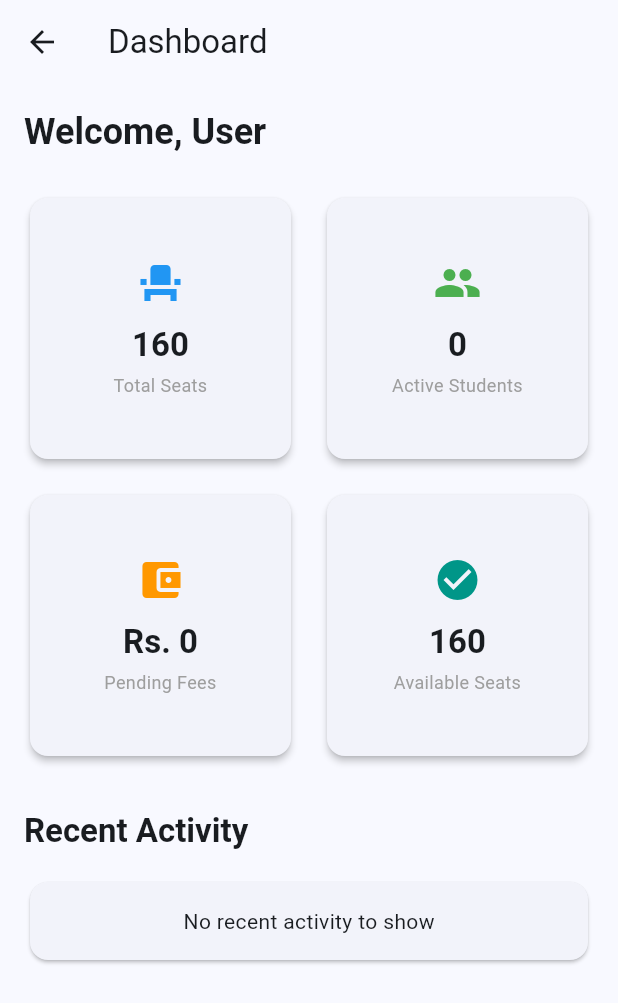
After one commit to Sarmad24x/Mehr-Study-Point, a Flutter app: the DashboardScreen screen opened directly, on a phone screen of 412 x 824 dp. The commit adds this screen. Shown: the top 1003 px of the screen. Run offline on Flutter 3.47's test engine with Material 3 defaults, Android fonts, the phone set to English and light mode, and no system bars; our stand-ins replace cloud_firestore, firebase_auth, firebase_core, flutter_riverpod, hive, hive_flutter; accounts and stored records are empty.

Commit message:
Add dashboard and main navigation structure
Introduces a new DashboardScreen and a MainNavigation widget to provide a navigable dashboard experience for users. Updates main.dart to use the new navigation structure after login. Admin and employee roles see different navigation options. Prepares the app for further expansion with placeholder screens.

```diff
--- /dev/null
+++ b/mehr_study_point/lib/screens/dashboard/dashboard_screen.dart
@@ -0,0 +1,121 @@
+import 'package:flutter/material.dart';
+import 'package:flutter_riverpod/flutter_riverpod.dart';
+import '../../providers/auth_provider.dart';
+
+class DashboardScreen extends ConsumerWidget {
+  const DashboardScreen({super.key});
+
+  @override
+  Widget build(BuildContext context, WidgetRef ref) {
+    final userProfile = ref.watch(userProfileProvider).value;
+
+    return Scaffold(
+      appBar: AppBar(
+        title: const Text('Dashboard'),
+      ),
+      body: SingleChildScrollView(
+        padding: const EdgeInsets.all(16.0),
+        child: Column(
+          crossAxisAlignment: CrossAxisAlignment.start,
+          children: [
+            Text(
+              'Welcome, ${userProfile?.name ?? 'User'}',
+              style: Theme.of(context).textTheme.headlineSmall?.copyWith(
+                    fontWeight: FontWeight.bold,
+                  ),
+            ),
+            const SizedBox(height: 24),
+            GridView.count(
+              shrinkWrap: true,
+              physics: const NeverScrollableScrollPhysics(),
+              crossAxisCount: 2,
+              crossAxisSpacing: 16,
+              mainAxisSpacing: 16,
+              children: [
+                _buildStatCard(
+                  context,
+                  title: 'Total Seats',
+                  value: '160',
+                  icon: Icons.event_seat,
+                  color: Colors.blue,
+                ),
+                _buildStatCard(
+                  context,
+                  title: 'Active Students',
+                  value: '0',
+                  icon: Icons.people,
+                  color: Colors.green,
+                ),
+                _buildStatCard(
+                  context,
+                  title: 'Pending Fees',
+                  value: 'Rs. 0',
+                  icon: Icons.account_balance_wallet,
+                  color: Colors.orange,
+                ),
+                _buildStatCard(
+                  context,
+                  title: 'Available Seats',
+                  value: '160',
+                  icon: Icons.check_circle,
+                  color: Colors.teal,
+                ),
+              ],
+            ),
+            const SizedBox(height: 32),
+            Text(
+              'Recent Activity',
+              style: Theme.of(context).textTheme.titleLarge?.copyWith(
+                    fontWeight: FontWeight.bold,
+                  ),
+            ),
+            const SizedBox(height: 16),
+            const Card(
+              child: Padding(
+                padding: EdgeInsets.all(16.0),
+                child: Center(
+                  child: Text('No recent activity to show'),
+                ),
+              ),
+            ),
+          ],
+        ),
+      ),
+    );
+  }
+
+  Widget _buildStatCard(
+    BuildContext context, {
+    required String title,
+    required String value,
+    required IconData icon,
+    required Color color,
+  }) {
+    return Card(
+      elevation: 2,
+      shape: RoundedRectangleBorder(borderRadius: BorderRadius.circular(12)),
+      child: Padding(
+        padding: const EdgeInsets.all(16.0),
+        child: Column(
+          mainAxisAlignment: MainAxisAlignment.center,
+          children: [
+            Icon(icon, size: 32, color: color),
+            const SizedBox(height: 12),
+            Text(
+              value,
+              style: Theme.of(context).textTheme.titleLarge?.copyWith(
+                    fontWeight: FontWeight.bold,
+                  ),
+            ),
+            const SizedBox(height: 4),
+            Text(
+              title,
+              textAlign: TextAlign.center,
+              style: const TextStyle(color: Colors.grey, fontSize: 12),
+            ),
+          ],
+        ),
+      ),
+    );
+  }
+}
```
Also changed, not shown: mehr_study_point/lib/main.dart (+5 -27 lines), mehr_study_point/lib/widgets/main_navigation.dart (added, +81 -0 lines).
